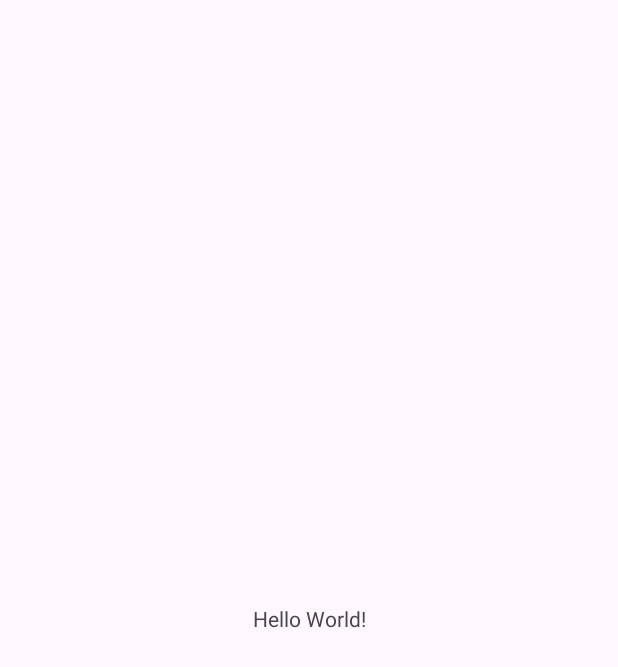
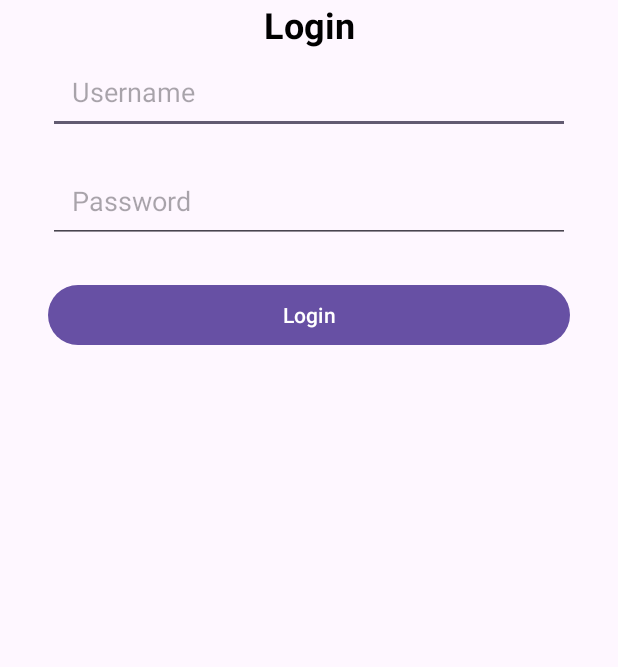
Before and after one commit to bunhovlim/mad_project, an Android app: the screen it shows after launch (MainActivity), on a phone screen of 412 x 824 dp. Before the commit the part shown is almost empty. Shown: the top 667 px of the screen. Run offline under Robolectric (Android 15) with nearby library versions, the phone set to English and light mode, and no system bars.

```diff
--- a/app/src/main/java/kh/edu/rupp/ite/mad_project/MainActivity.kt
+++ b/app/src/main/java/kh/edu/rupp/ite/mad_project/MainActivity.kt
@@ -1,11 +1,40 @@
 package kh.edu.rupp.ite.mad_project
 
+import android.os.Bundle
+import android.widget.Button
+import android.widget.EditText
+import android.widget.Toast
 import androidx.appcompat.app.AppCompatActivity
-import android.os.Bundle
 
 class MainActivity : AppCompatActivity() {
+
+    private lateinit var usernameEditText: EditText
+    private lateinit var passwordEditText: EditText
+    private lateinit var loginButton: Button
+
     override fun onCreate(savedInstanceState: Bundle?) {
         super.onCreate(savedInstanceState)
         setContentView(R.layout.activity_main)
+
+        // Find views by their IDs
+        usernameEditText = findViewById(R.id.username)
+        passwordEditText = findViewById(R.id.password)
+        loginButton = findViewById(R.id.loginButton)
+
+        // Set up click listener for the login button
+        loginButton.setOnClickListener {
+            val username = usernameEditText.text.toString().trim()
+            val password = passwordEditText.text.toString().trim()
+
+            // Basic validation
+            if (username.isEmpty()) {
+                Toast.makeText(this, "Please enter a username", Toast.LENGTH_SHORT).show()
+            } else if (password.isEmpty()) {
+                Toast.makeText(this, "Please enter a password", Toast.LENGTH_SHORT).show()
+            } else {
+                // Show login success message
+                Toast.makeText(this, "Login Successful", Toast.LENGTH_SHORT).show()
+            }
+        }
     }
 }
--- a/app/src/main/res/layout/activity_main.xml
+++ b/app/src/main/res/layout/activity_main.xml
@@ -7,12 +7,56 @@
     tools:context=".MainActivity">
 
     <TextView
+        android:id="@+id/loginTitle"
         android:layout_width="wrap_content"
         android:layout_height="wrap_content"
-        android:text="Hello World!"
-        app:layout_constraintBottom_toBottomOf="parent"
+        android:text="Login"
+        android:textSize="24sp"
+        android:textStyle="bold"
+        android:textColor="@android:color/black"
+        app:layout_constraintBottom_toTopOf="@id/username"
         app:layout_constraintEnd_toEndOf="parent"
         app:layout_constraintStart_toStartOf="parent"
-        app:layout_constraintTop_toTopOf="parent" />
+        app:layout_constraintTop_toTopOf="parent"
+        app:layout_constraintVertical_bias="0.3" />
+
+    <EditText
+        android:id="@+id/username"
+        android:layout_width="0dp"
+        android:layout_height="wrap_content"
+        android:hint="Username"
+        android:padding="16dp"
+        android:inputType="text"
+        app:layout_constraintEnd_toEndOf="parent"
+        app:layout_constraintStart_toStartOf="parent"
+        app:layout_constraintTop_toBottomOf="@id/loginTitle"
+        android:layout_marginStart="32dp"
+        android:layout_marginEnd="32dp" />
+
+    <EditText
+        android:id="@+id/password"
+        android:layout_width="0dp"
+        android:layout_height="wrap_content"
+        android:hint="Password"
+        android:padding="16dp"
+        android:inputType="textPassword"
+        app:layout_constraintEnd_toEndOf="parent"
+        app:layout_constraintStart_toStartOf="parent"
+        app:layout_constraintTop_toBottomOf="@id/username"
+        android:layout_marginTop="16dp"
+        android:layout_marginStart="32dp"
+        android:layout_marginEnd="32dp" />
+
+    <Button
+        android:id="@+id/loginButton"
+        android:layout_width="0dp"
+        android:layout_height="wrap_content"
+        android:text="Login"
+        app:layout_constraintEnd_toEndOf="parent"
+        app:layout_constraintStart_toStartOf="parent"
+        app:layout_constraintTop_toBottomOf="@id/password"
+        android:layout_marginTop="24dp"
+        android:layout_marginStart="32dp"
+        android:layout_marginEnd="32dp" />
 
 </androidx.constraintlayout.widget.ConstraintLayout>
--- a/settings.gradle.kts
+++ b/settings.gradle.kts
@@ -13,5 +13,5 @@ dependencyResolutionManagement {
     }
 }
 
-rootProject.name = "mad_project"
+rootProject.name = "MAD_project"
 include(":app")
```
